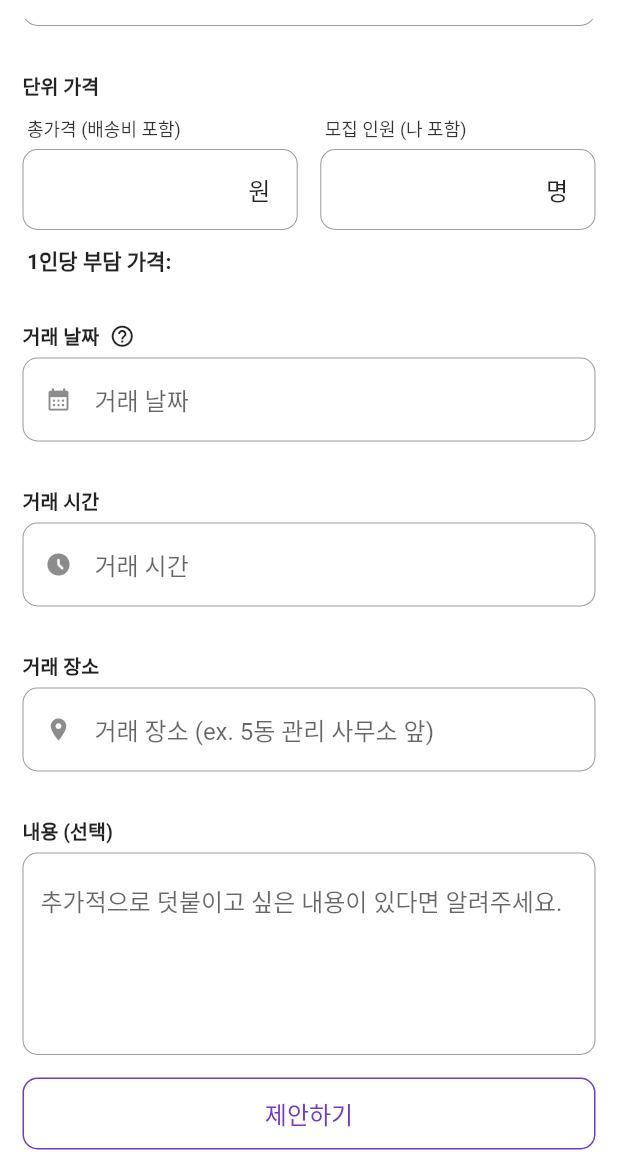
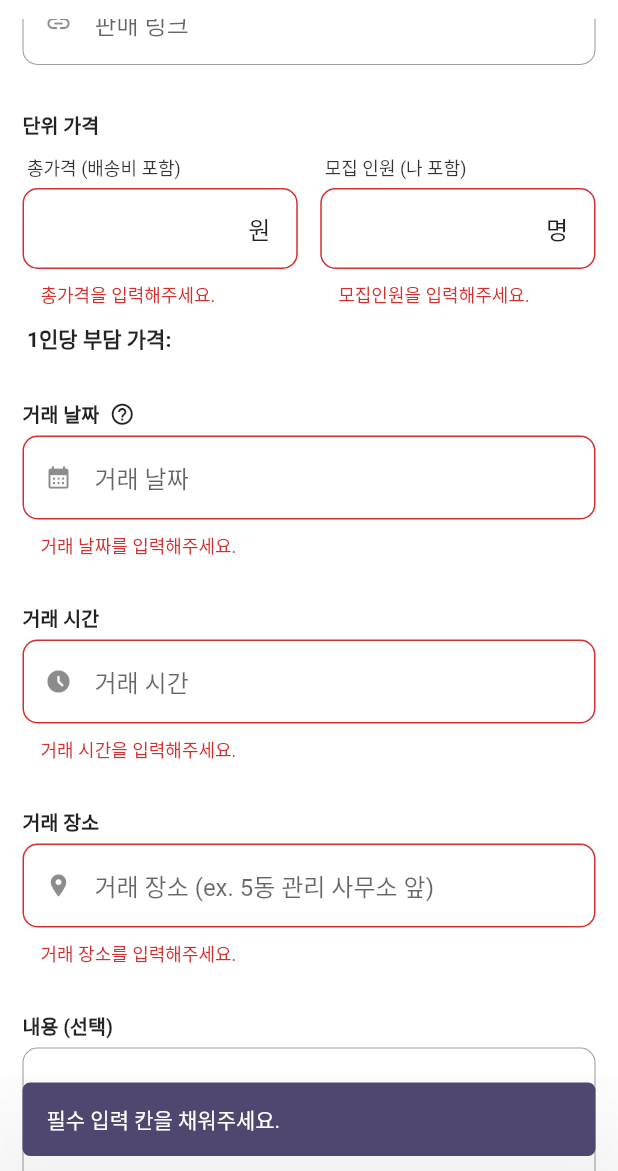
Before and after one commit to SWM-ChocoBread/N_Bread_Client, a Flutter app: the CreateNew screen opened directly, scrolled down 313 dp, after a tap on "제안하기", on a phone screen of 412 x 824 dp, the part 65-1236 px from its top. Run offline on Flutter 3.47's test engine with Material 2 defaults, Android fonts, the light colour scheme and no system bars; our stand-ins replace carousel_slider, dio, extended_image, firebase_core, flutter_markdown, flutter_speed_dial and 8 more; missing offline and left inert: airbridge_flutter_sdk, dart:ffi, flutter_inappwebview, jwt_decode, kakao_flutter_sdk, receive_sharing_intent; accounts and stored records are empty.

Commit message:
[CB-174] [CB-175] [CB-192] [CB-200] bug fix in form and formchange that are related to totalPrice, numOfParticipants, personalPrice, datepicker, timepicker and fix the flow when submitting the form

```diff
--- a/lib/page/form.dart
+++ b/lib/page/form.dart
@@ -2,6 +2,7 @@ import 'dart:convert';
 // import 'dart:ffi';
 import 'dart:io';
 import 'package:chocobread/page/imageuploader.dart' as imageFile;
+import 'package:chocobread/page/widgets/snackbar.dart';
 import 'package:flutter/material.dart';
 import 'package:http/http.dart' as http;
 import 'package:http_parser/http_parser.dart';
@@ -457,35 +458,48 @@ class _customFormState extends State<customForm> {
     );
   }
 
-  Widget _pricePerPerson(String totalprice, String numofparticipants) {
+  _pricePerPersonText(String totalprice, String numofparticipants) {
     if (totalprice.isNotEmpty & numofparticipants.isNotEmpty) {
       // 총가격과 모집인원이 비어있지 않은 경우
-      if ((int.parse(totalprice) > int.parse(numofparticipants)) &
-          (int.parse(numofparticipants) > 0)) {
-        // 총 가격보다는 모집인원이 적은 경우에만
-        // 모집인원이 양수인 경우에만
+      if (int.parse(numofparticipants) > 0) {
+        // 모집 인원이 양수인 경우
+        if (totalprice == "0") {
+          // 총가격 = 0, 모집인원 = 양수 : 무료 나눔 ("1인당 부담 가격: 0원")
+          personalPrice = "0";
+        } else if (int.parse(totalprice) < int.parse(numofparticipants)) {
+          // 총가격 < 모집인원 : ("1인당 부담 가격: ")
+          personalPrice = "";
+        } else if (int.parse(totalprice) == int.parse(numofparticipants)) {
+          // 총가격 == 모집인원 : ("1인당 부담 가격: 1 원")
+          personalPrice = "1";
+        } else if (int.parse(totalprice) > int.parse(numofparticipants)) {
+          // 총가격 > 모집인원 : ("1인당 부담 가격: $나눈결과 원")
+          personalPrice =
+              ((int.parse(totalprice) / int.parse(numofparticipants) / 10)
+                          .ceil() *
+                      10)
+                  .toString();
+        }
+      } else {
+        personalPrice = "";
+      }
+    } else {
+      personalPrice = "";
+    }
+
+    if (personalPrice == "") {
+      return "1인당 부담 가격: ";
+    } else {
+      return "1인당 부담 가격: ${PriceUtils.calcStringToWonOnly(personalPrice)} 원";
+    }
+  }
+
+  Widget _pricePerPerson(String totalprice, String numofparticipants) {
     return Padding(
       padding: const EdgeInsets.only(left: 3),
       child: Text(
-            "1인당 부담 가격: ${PriceUtils.calcStringToWonOnly(((int.parse(totalprice) / int.parse(numofparticipants) / 10).ceil() * 10).toString())} 원",
+        _pricePerPersonText(totalprice, numofparticipants),
         style: const TextStyle(fontWeight: FontWeight.bold),
-          ),
-        );
-      } else if ((int.parse(totalprice) == int.parse(numofparticipants))) {
-        return const Padding(
-          padding: EdgeInsets.only(left: 3),
-          child: Text(
-            "1인당 부담 가격: 1 원",
-            style: TextStyle(fontWeight: FontWeight.bold),
-          ),
-        );
-      }
-    }
-    return const Padding(
-      padding: EdgeInsets.only(left: 3),
-      child: Text(
-        "1인당 부담 가격: ",
-        style: TextStyle(fontWeight: FontWeight.bold),
       ),
     );
   }
@@ -548,16 +562,16 @@ class _customFormState extends State<customForm> {
                 DateTime.now().year, DateTime.now().month, DateTime.now().day),
             lastDate: DateTime(DateTime.now().year, DateTime.now().month + 1,
                 DateTime.now().day));
-        print("pickedDate : " + pickedDate.toString());
         if (pickedDate != null) {
           // 만약 날짜를 선택했다면
+          print("[***] datepicker에서 날짜를 선택했을 때의 pickedDate : " +
+              pickedDate.toString());
           setState(() {
             isOnTappedDate =
                 true; // 거래 날짜를 선택했었던(수정) 경우, isOnTapped 가 true 로 변경된다.
           });
           tempPickedDate = pickedDate;
-          // String formattedDate2 = DateFormat('yyyy-MM-dd').format(pickedDate);
-          // dateToSend += formattedDate2;
+          date = pickedDate.toString(); // 서버에 보낼 거래 날짜를 저장한다.
           String formattedDate = DateFormat('yy.MM.dd.').format(pickedDate);
           String? weekday = {
             "Mon": "월",
@@ -572,10 +586,17 @@ class _customFormState extends State<customForm> {
             dateController.text = "$formattedDate$weekday";
           });
         } else {
-          // 날짜를 선택하지 않았다면
+          // 날짜를 선택하지 않고 취소를 눌렀다면
+          if (isOnTappedDate) {
+            // 이전에 날짜를 선택한 적이 없다면,
+            setState(() {
+              dateController.text = dateController.text;
+            });
+          } else {
             setState(() {
               dateController.text = "";
             });
+          }
         }
       },
     );
@@ -631,12 +652,13 @@ class _customFormState extends State<customForm> {
         TimeOfDay? pickedTime = await showTimePicker(
             context: context,
             initialTime: initialTimeDeterminant(isOnTappedTime));
-
         if (pickedTime != null) {
           // var df = DateFormat("h:mm a");
           // var dt = df.parse(pickedTime.format(context));
           // var saveTime = DateFormat('HH:mm').format(dt);
           // print(saveTime);
+          print("[***] timepicker에서 시간을 선택했을 때의 pickedTime : " +
+              pickedTime.toString());
           setState(() {
             isOnTappedTime = true; // 거래 날짜를 수정한 경우, isOnTapped 가 true 로 변경된다.
           });
@@ -645,17 +667,28 @@ class _customFormState extends State<customForm> {
               .format(context)
               .toString()); // converting to DateTime so that we can format on different pattern (ex. jm : 5:08 PM)
           String formattedTime = DateFormat("h:mm").format(parsedTime);
-          String formattedTime2 = DateFormat.Hm().format(parsedTime);
-          // dateToSend += " ";
-          // dateToSend += formattedTime2;
           String? dayNight = {
             "AM": "오전",
             "PM": "오후"
           }[DateFormat("a").format(parsedTime)]; // AM, PM을 한글 오전, 오후로 변환
-          print(formattedTime2);
+          time = DateFormat("HH:mm")
+              .format(parsedTime)
+              .toString(); // 서버에 보낼 거래 시간을 저장한다.
           setState(() {
             timeController.text = "${dayNight!} $formattedTime";
           });
+        } else {
+          // 날짜를 선택하지 않고 취소를 눌렀다면
+          if (isOnTappedTime) {
+            // 이전에 날짜를 선택한 적이 없다면,
+            setState(() {
+              timeController.text = timeController.text;
+            });
+          } else {
+            setState(() {
+              timeController.text = "";
+            });
+          }
         }
       },
     );
@@ -909,92 +942,32 @@ class _customFormState extends State<customForm> {
                         width: double.infinity, // 부모 widget의 width 를 100%로 가져가기
                         child: OutlinedButton(
                           onPressed: () async {
+                            if (_formKey.currentState!.validate()) {
+                              // form 이 모두 validate 하면
+                              // controller로 서버에 보낼 데이터들을 가져와서 변수에 저장한다.
                               setState(() {
                                 productName = productNameController.text; // 제품명
-                              productLink = productLinkController.text; // 판매 링크
-                              numOfParticipants =
-                                  numOfParticipantsController.text; //참여자 수
-                              print(
-                                  "numOfParticipants is ${numOfParticipants}");
-                              // print(int.parse(numOfParticipants).runtimeType);
-                              print("totalPrice is ${totalPrice}");
-                              if (totalPrice.isNotEmpty &
-                                  numOfParticipants.isNotEmpty) {
-                                // 총가격과 모집인원이 비어있지 않은 경우
-                                if ((int.parse(totalPrice) >
-                                        int.parse(numOfParticipants)) &
-                                    (int.parse(numOfParticipants) > 0)) {
-                                  // 총 가격보다는 모집인원이 적은 경우에만a
-                                  // 모집인원이 양수인 경우에만
-                                  personalPrice = ((int.parse(totalPrice) /
-                                                  int.parse(numOfParticipants) /
-                                                  10)
-                                              .ceil() *
-                                          10)
-                                      .toString();
-                                } else if ((int.parse(totalPrice) ==
-                                    int.parse(numOfParticipants))) {
-                                  personalPrice = "1";
-                                }
-                              }
-
-                              date = dateController.text; // 거래 날짜
-                              time = timeController.text; // 거래 시간
+                                productLink =
+                                    productLinkController.text; // 판매 링크
+                                // 총가격과 모집인원은 onChanged로 받아와진다.
+                                // personalPrice는 유효한 총가격과 모집인원이 입력되자마자 위에서 정해진다.
+                                // date = dateController.text; // 거래 날짜
+                                // time = timeController.text; // 거래 시간
                                 place = placeController.text; // 거래 장소
                                 extra = extraController.text; // 추가 작성
-                              // finalImageFileList = imageUploader().getImageFileList;
-                              dateToSend =
-                                  MyDateUtils.sendMyDateTime(date, time);
-                              print("#####${dateToSend}#####");
                               });
-
-                            const snackBar = SnackBar(
-                              content: Text(
-                                "성공적으로 제안되었습니다!",
-                                style: TextStyle(color: Colors.white),
-                              ),
-                              backgroundColor: ColorStyle.darkMainColor,
-                              duration: Duration(milliseconds: 2000),
-                              behavior: SnackBarBehavior.floating,
-                              elevation: 50,
-                              shape: RoundedRectangleBorder(
-                                  borderRadius: BorderRadius.all(
-                                Radius.circular(5),
-                              )),
-                            );
-
-                            const snackBarCorrect = SnackBar(
-                              content: Text(
-                                "총가격은 모집인원보다 커야 합니다!",
-                                style: TextStyle(color: Colors.white),
-                              ),
-                              backgroundColor: ColorStyle.darkMainColor,
-                              duration: Duration(milliseconds: 2000),
-                              behavior: SnackBarBehavior.floating,
-                              elevation: 50,
-                              shape: RoundedRectangleBorder(
-                                  borderRadius: BorderRadius.all(
-                                Radius.circular(5),
-                              )),
-                            );
-
-                            // form 이 모두 유효하면, 홈으로 이동하고, 성공적으로 제출되었음을 알려준다.
-                            if (_formKey.currentState!.validate()) {
-                              // api호출
-                              if (int.parse(totalPrice) >=
-                                  int.parse(numOfParticipants)) {
-                                // 원래 navigator의 위치
-                                // Navigator.push(context, MaterialPageRoute(
-                                //     builder: (BuildContext context) {
-                                //   return const App();
-                                // }));
-                                ScaffoldMessenger.of(context)
-                                    .showSnackBar(snackBar);
-                                Map mapToSend = jsonDecode(jsonString);
+                              if ((int.parse(totalPrice) >=
+                                      int.parse(numOfParticipants)) ||
+                                  (int.parse(totalPrice) == 0)) {
+                                // 서버에 보낼 수 있는 형식으로 정리하기
+                                dateToSend = MyDateUtils.sendMyDateTime(
+                                    date, time); // 서버에 보낼 수 있는 형식으로 날짜, 시간 합치기
+                                print(
+                                    "${productName} ${productLink} ${date} ${time} ${place} ${extra}");
+                                print("서버에 보내는 날짜는 다음과 같습니다 : " + dateToSend);
                                 final prefs =
                                     await SharedPreferences.getInstance();
-                                print(
-                                    "value of date to send is ${dateToSend}"); //값 설정
+                                Map mapToSend = jsonDecode(jsonString);
                                 mapToSend['title'] = productName.toString();
                                 mapToSend['link'] = productLink.toString();
                                 mapToSend['totalPrice'] = totalPrice;
@@ -1016,27 +989,32 @@ class _customFormState extends State<customForm> {
                                         .toList();
                                 print("files: ### ");
                                 print(_files);
+                                print("file length :  ${_files.length} ");
                                 FormData _formData =
                                     FormData.fromMap({"img": _files});
-                                print("file length :  ${_files.length} ");
-
                                 print(mapToSend);
                                 print(jsonString);
+
+                                // 서버에 보내기
                                 await getApiTest(mapToSend, _formData);
 
-                                print(
-                                    "${productName} ${productLink} ${date} ${time} ${place} ${extra}");
-                                print("보내는 날짜는 다음과 같습니다 : " + dateToSend);
-
+                                // form 이 모두 유효하면, 홈으로 이동하고, 성공적으로 제출되었음을 알려준다.
                                 Navigator.push(context, MaterialPageRoute(
                                     builder: (BuildContext context) {
                                   return const App();
                                 }));
+                                ScaffoldMessenger.of(context)
+                                    .showSnackBar(MySnackBar("성공적으로 제안되었습니다!"));
+                              } else {
+                                // form 이 유효하지 않은 경우
+                                ScaffoldMessenger.of(context).showSnackBar(
+                                    MySnackBar("총가격은 모집인원보다 커야 합니다!"));
+                              }
                             } else {
                               ScaffoldMessenger.of(context)
-                                    .showSnackBar(snackBarCorrect);
+                                  .showSnackBar(MySnackBar("필수 입력 칸을 채워주세요."));
                             }
-                            }
+                            // finalImageFileList = imageUploader().getImageFileList;
                           },
                           child: const Text('제안하기'),
                         ),
--- /dev/null
+++ b/lib/page/widgets/snackbar.dart
@@ -0,0 +1,19 @@
+import 'package:flutter/material.dart';
+import '../../style/colorstyles.dart';
+
+SnackBar MySnackBar(String text) {
+  return SnackBar(
+    content: Text(
+      text,
+      style: const TextStyle(color: Colors.white),
+    ),
+    backgroundColor: ColorStyle.darkMainColor,
+    duration: const Duration(milliseconds: 2000),
+    behavior: SnackBarBehavior.floating,
+    elevation: 50,
+    shape: const RoundedRectangleBorder(
+        borderRadius: BorderRadius.all(
+      Radius.circular(5),
+    )),
+  );
+}
```
Also changed, not shown: lib/page/formchange.dart (+96 -118 lines), lib/utils/datetime_utils.dart (+11 -3 lines). Lines whose indentation alone changed are shown as unchanged.
